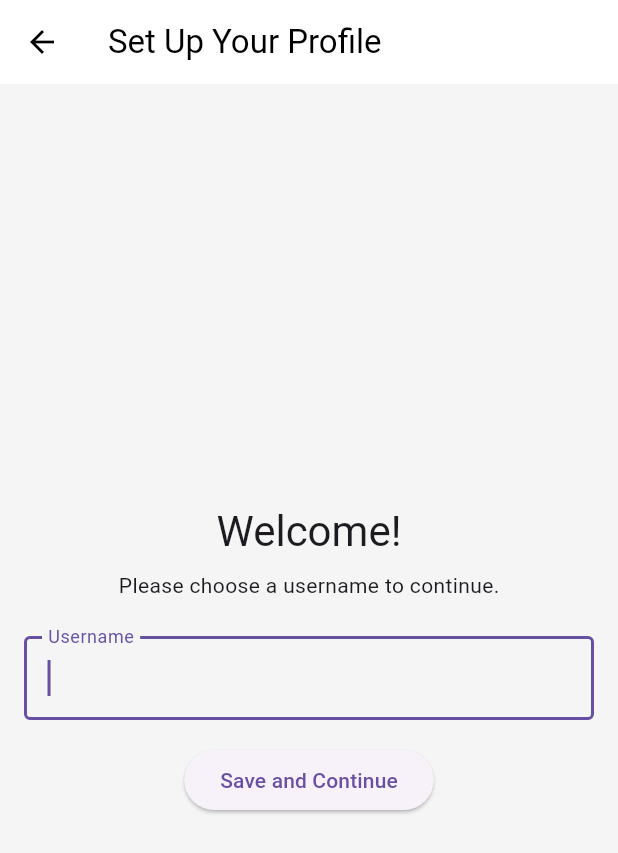
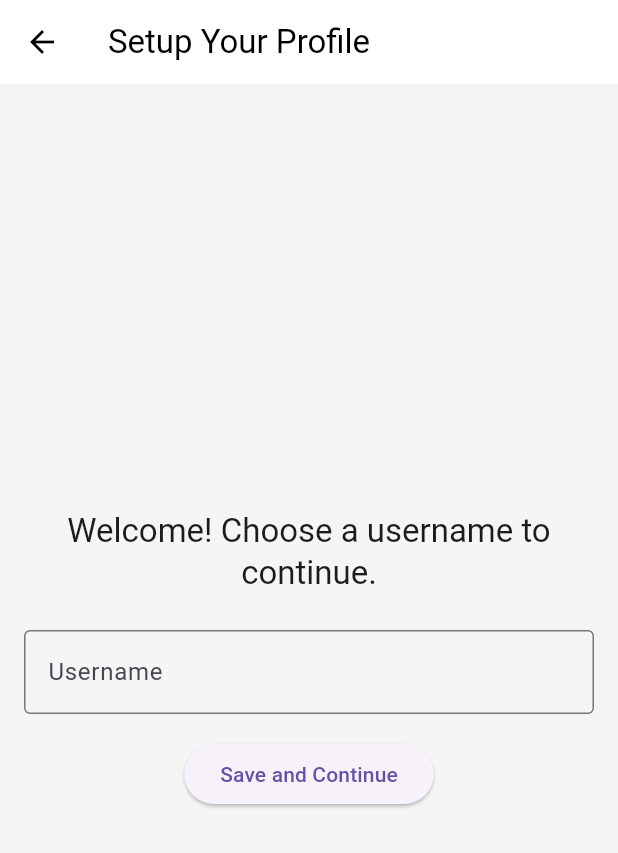
Before and after one commit to sanket-pilane/PingMe, a Flutter app: the ProfileSetupScreen screen opened directly, after a tap on "Save and Continue", on a phone screen of 412 x 824 dp. Shown: the top 853 px of the screen. Run offline on Flutter 3.47's test engine with Material 3 defaults, Android fonts, the phone set to English and light mode, and no system bars; our stand-ins replace bloc, cloud_firestore, equatable, firebase_auth, firebase_core, flutter_bloc and 2 more; accounts and stored records are empty; network calls fail.

Commit message:
FEAT(profile): Implement user profiles, setup screen, and denormalize task data.

```diff
--- a/lib/features/auth/bloc/auth_bloc.dart
+++ b/lib/features/auth/bloc/auth_bloc.dart
@@ -1,5 +1,4 @@
 import 'dart:async';
-
 import 'package:bloc/bloc.dart';
 import 'package:equatable/equatable.dart';
 import 'package:flutter/foundation.dart';
@@ -16,12 +15,14 @@ class AuthBloc extends Bloc<AuthEvent, AuthState> {
   AuthBloc({required AuthRepository authRepository})
     : _authRepository = authRepository,
       super(const AuthState.unknown()) {
+    // Listen to the live stream
     _userSubscription = _authRepository.user.listen((user) {
       add(AuthUserChanged(user: user));
     });
 
     on<AuthUserChanged>((event, emit) {
-      if (event.user.uid.isNotEmpty) {
+      // Check if the user is NOT empty
+      if (event.user.isNotEmpty) {
         emit(AuthState.authenticated(user: event.user));
       } else {
         emit(const AuthState.unauthenticated());
--- a/lib/features/auth/bloc/auth_state.dart
+++ b/lib/features/auth/bloc/auth_state.dart
@@ -5,17 +5,18 @@ enum AuthStatus { authenticated, unauthenticated, unknown }
 @immutable
 class AuthState extends Equatable {
   final AuthStatus status;
-  final UserModel user;
+  final UserModel user; // Changed from UserModel?
 
-  const AuthState._({required this.status, this.user = UserModel.empty});
+  const AuthState._({required this.status, required this.user});
 
-  const AuthState.unknown() : this._(status: AuthStatus.unknown);
+  const AuthState.unknown()
+    : this._(status: AuthStatus.unknown, user: UserModel.empty);
 
   const AuthState.authenticated({required UserModel user})
     : this._(status: AuthStatus.authenticated, user: user);
 
   const AuthState.unauthenticated()
-    : this._(status: AuthStatus.unauthenticated);
+    : this._(status: AuthStatus.unauthenticated, user: UserModel.empty);
 
   @override
   List<Object> get props => [status, user];
--- a/lib/features/profile/view/profile_setup_screen.dart
+++ b/lib/features/profile/view/profile_setup_screen.dart
@@ -11,11 +11,11 @@ class ProfileSetupScreen extends StatefulWidget {
 }
 
 class _ProfileSetupScreenState extends State<ProfileSetupScreen> {
-  final _usernameController = TextEditingController();
+  final _controller = TextEditingController();
 
   @override
   void dispose() {
-    _usernameController.dispose();
+    _controller.dispose();
     super.dispose();
   }
 
@@ -24,32 +24,36 @@ class _ProfileSetupScreenState extends State<ProfileSetupScreen> {
     final authUser = context.select((AuthBloc bloc) => bloc.state.user);
 
     return Scaffold(
-      appBar: AppBar(title: const Text('Set Up Your Profile')),
+      appBar: AppBar(title: const Text('Setup Your Profile')),
       body: Padding(
         padding: const EdgeInsets.all(16.0),
         child: Column(
           mainAxisAlignment: MainAxisAlignment.center,
           children: [
-            Text('Welcome!', style: Theme.of(context).textTheme.headlineMedium),
-            const SizedBox(height: 8),
-            const Text('Please choose a username to continue.'),
+            Text(
+              'Welcome! Choose a username to continue.',
+              style: Theme.of(context).textTheme.titleLarge,
+              textAlign: TextAlign.center,
+            ),
             const SizedBox(height: 24),
             TextField(
-              controller: _usernameController,
+              controller: _controller,
               decoration: const InputDecoration(
                 labelText: 'Username',
                 border: OutlineInputBorder(),
               ),
-              autofocus: true,
             ),
             const SizedBox(height: 16),
             ElevatedButton(
               onPressed: () {
-                if (_usernameController.text.isNotEmpty) {
-                  final updatedUser = authUser.copyWith(
-                    username: _usernameController.text,
+                if (_controller.text.isNotEmpty) {
+                  // --- THIS IS THE FIX ---
+                  // We now pass named arguments, not an object.
+                  context.read<AuthRepository>().updateUserProfile(
+                    uid: authUser.uid,
+                    username: _controller.text,
                   );
-                  context.read<AuthRepository>().updateUserProfile(updatedUser);
+                  // --- END OF FIX ---
                 }
               },
               child: const Text('Save and Continue'),
--- a/pubspec.yaml
+++ b/pubspec.yaml
@@ -41,6 +41,7 @@ dependencies:
   equatable: ^2.0.7
   uuid: ^4.5.2
   flutter_slidable: ^4.0.3
+  rxdart: ^0.28.0
 
 dev_dependencies:
   flutter_test:
```
Also changed, not shown: lib/features/auth/data/auth_repository.dart (+38 -29 lines), lib/features/auth/data/models/user_model.dart (+20 -12 lines), lib/features/profile/view/settings_screen.dart (+50 -56 lines), pubspec.lock.
